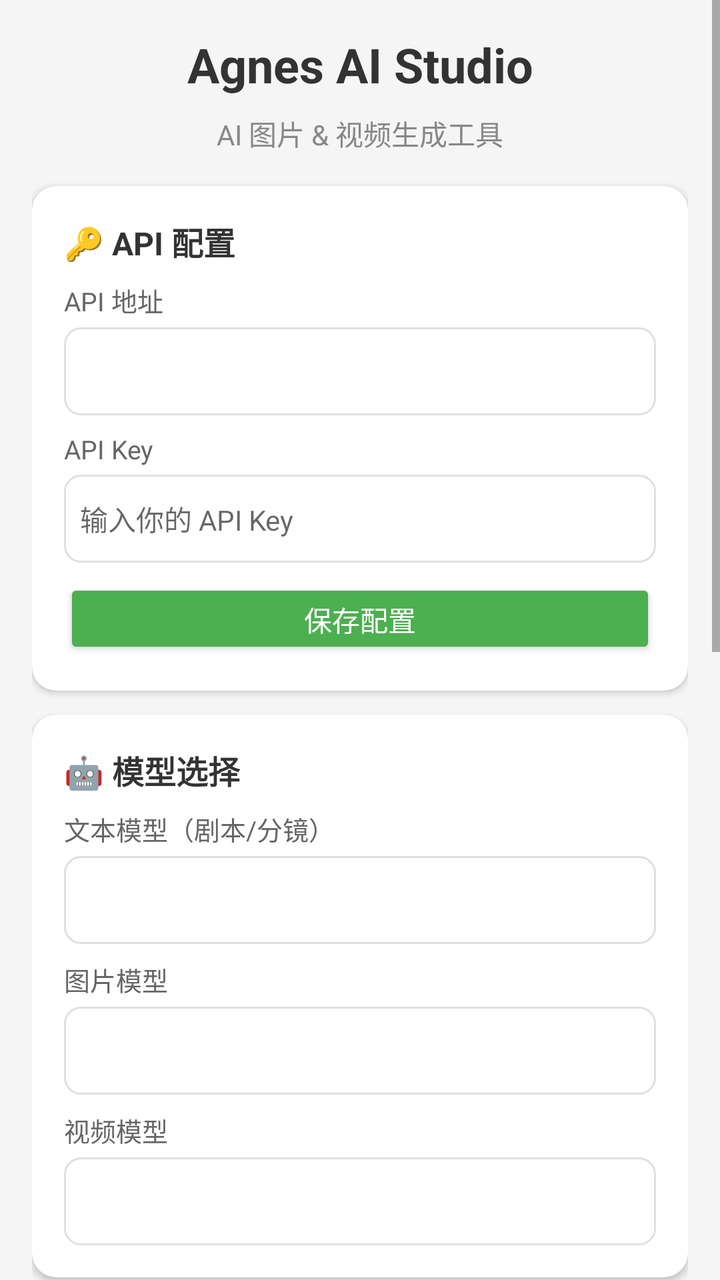
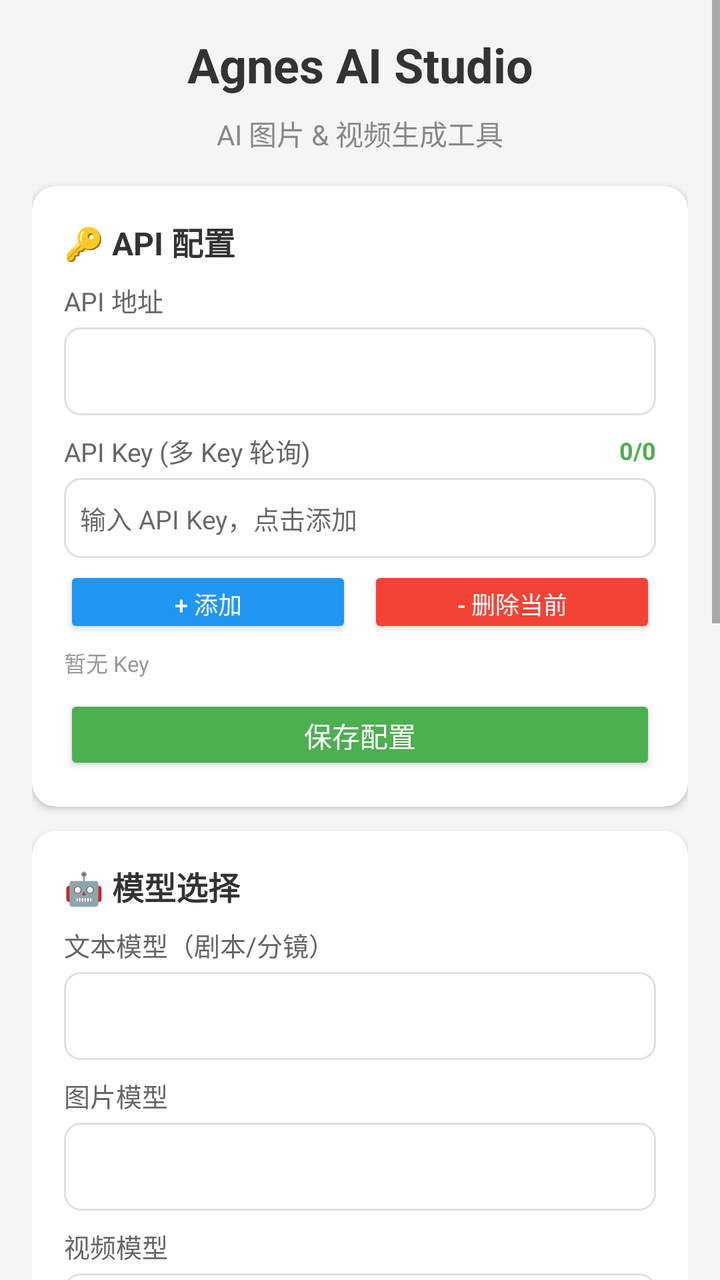

Screens rendered from an Android XML layout before and after an edit, with the pre-edit source and the edit as a unified diff.
<!-- AndroidManifest.xml: application theme Theme.AngesStudio -->
<!-- res/layout/activity_main.xml -->
<?xml version="1.0" encoding="utf-8"?>
<ScrollView xmlns:android="http://schemas.android.com/apk/res/android"
    xmlns:app="http://schemas.android.com/apk/res-auto"
    android:layout_width="match_parent"
    android:layout_height="match_parent"
    android:background="#F5F5F5">

    <LinearLayout
        android:layout_width="match_parent"
        android:layout_height="wrap_content"
        android:orientation="vertical"
        android:padding="16dp">

        
        <TextView
            android:layout_width="match_parent"
            android:layout_height="wrap_content"
            android:text="Agnes AI Studio"
            android:textSize="24sp"
            android:textStyle="bold"
            android:textColor="#333333"
            android:gravity="center"
            android:layout_marginBottom="8dp" />

        <TextView
            android:layout_width="match_parent"
            android:layout_height="wrap_content"
            android:text="AI 图片 &amp; 视频生成工具"
            android:textSize="14sp"
            android:textColor="#888888"
            android:gravity="center"
            android:layout_marginBottom="16dp" />

        
        <androidx.cardview.widget.CardView
            android:layout_width="match_parent"
            android:layout_height="wrap_content"
            app:cardCornerRadius="12dp"
            app:cardElevation="2dp"
            android:layout_marginBottom="12dp">

            <LinearLayout
                android:layout_width="match_parent"
                android:layout_height="wrap_content"
                android:orientation="vertical"
                android:padding="16dp">

                <TextView
                    android:layout_width="wrap_content"
                    android:layout_height="wrap_content"
                    android:text="🔑 API 配置"
                    android:textSize="16sp"
                    android:textStyle="bold"
                    android:textColor="#333333"
                    android:layout_marginBottom="8dp" />

                <TextView
                    android:layout_width="wrap_content"
                    android:layout_height="wrap_content"
                    android:text="API 地址"
                    android:textSize="13sp"
                    android:textColor="#666666"
                    android:layout_marginBottom="4dp" />

                <Spinner
                    android:id="@+id/sp_url"
                    android:layout_width="match_parent"
                    android:layout_height="44dp"
                    android:background="@drawable/spinner_bg"
                    android:layout_marginBottom="8dp" />

                <EditText
                    android:id="@+id/et_custom_url"
                    android:layout_width="match_parent"
                    android:layout_height="44dp"
                    android:hint="输入自定义 API 地址"
                    android:textSize="14sp"
                    android:padding="8dp"
                    android:background="@drawable/edit_bg"
                    android:layout_marginBottom="8dp"
                    android:visibility="gone" />

                <TextView
                    android:layout_width="wrap_content"
                    android:layout_height="wrap_content"
                    android:text="API Key"
                    android:textSize="13sp"
                    android:textColor="#666666"
                    android:layout_marginBottom="4dp" />

                <EditText
                    android:id="@+id/et_api_key"
                    android:layout_width="match_parent"
                    android:layout_height="44dp"
                    android:hint="输入你的 API Key"
                    android:textSize="14sp"
                    android:padding="8dp"
                    android:background="@drawable/edit_bg"
                    android:inputType="textPassword"
                    android:layout_marginBottom="8dp" />

                <Button
                    android:id="@+id/btn_save_config"
                    android:layout_width="match_parent"
                    android:layout_height="40dp"
                    android:text="保存配置"
                    android:textSize="14sp"
                    android:backgroundTint="#4CAF50"
                    android:textColor="@android:color/white" />
            </LinearLayout>
        </androidx.cardview.widget.CardView>

        
        <androidx.cardview.widget.CardView
            android:layout_width="match_parent"
            android:layout_height="wrap_content"
            app:cardCornerRadius="12dp"
            app:cardElevation="2dp"
            android:layout_marginBottom="12dp">

            <LinearLayout
                android:layout_width="match_parent"
                android:layout_height="wrap_content"
                android:orientation="vertical"
                android:padding="16dp">

                <TextView
                    android:layout_width="wrap_content"
                    android:layout_height="wrap_content"
                    android:text="🤖 模型选择"
                    android:textSize="16sp"
                    android:textStyle="bold"
                    android:textColor="#333333"
                    android:layout_marginBottom="8dp" />

                <TextView
                    android:layout_width="wrap_content"
                    android:layout_height="wrap_content"
                    android:text="文本模型（剧本/分镜）"
                    android:textSize="13sp"
                    android:textColor="#666666"
                    android:layout_marginBottom="4dp" />

                <Spinner
                    android:id="@+id/sp_text_model"
                    android:layout_width="match_parent"
                    android:layout_height="44dp"
                    android:background="@drawable/spinner_bg"
                    android:layout_marginBottom="8dp" />

                <TextView
                    android:layout_width="wrap_content"
                    android:layout_height="wrap_content"
                    android:text="图片模型"
                    android:textSize="13sp"
                    android:textColor="#666666"
                    android:layout_marginBottom="4dp" />

                <Spinner
                    android:id="@+id/sp_image_model"
                    android:layout_width="match_parent"
                    android:layout_height="44dp"
                    android:background="@drawable/spinner_bg"
                    android:layout_marginBottom="8dp" />

                <TextView
                    android:layout_width="wrap_content"
                    android:layout_height="wrap_content"
                    android:text="视频模型"
                    android:textSize="13sp"
                    android:textColor="#666666"
                    android:layout_marginBottom="4dp" />

                <Spinner
                    android:id="@+id/sp_video_model"
                    android:layout_width="match_parent"
                    android:layout_height="44dp"
                    android:background="@drawable/spinner_bg" />
            </LinearLayout>
        </androidx.cardview.widget.CardView>

        
        <androidx.cardview.widget.CardView
            android:layout_width="match_parent"
            android:layout_height="wrap_content"
            app:cardCornerRadius="12dp"
            app:cardElevation="2dp"
            android:layout_marginBottom="12dp">

            <LinearLayout
                android:layout_width="match_parent"
                android:layout_height="wrap_content"
                android:orientation="vertical"
                android:padding="16dp">

                <TextView
                    android:layout_width="wrap_content"
                    android:layout_height="wrap_content"
                    android:text="✏️ 内容输入"
                    android:textSize="16sp"
                    android:textStyle="bold"
                    android:textColor="#333333"
                    android:layout_marginBottom="8dp" />

                <EditText
                    android:id="@+id/et_input"
                    android:layout_width="match_parent"
                    android:layout_height="100dp"
                    android:hint="输入主题、提示词或剧本内容...\n\n例如：都市爱情，男女主角在咖啡馆相遇"
                    android:textSize="14sp"
                    android:padding="12dp"
                    android:background="@drawable/edit_bg"
                    android:gravity="top|start"
                    android:inputType="textMultiLine"
                    android:layout_marginBottom="8dp" />

                <Button
                    android:id="@+id/btn_preset1"
                    android:layout_width="match_parent"
                    android:layout_height="36dp"
                    android:text="📋 选择预设主题"
                    android:textSize="13sp"
                    android:backgroundTint="#FF9800"
                    android:textColor="@android:color/white" />
            </LinearLayout>
        </androidx.cardview.widget.CardView>

        
        <androidx.cardview.widget.CardView
            android:layout_width="match_parent"
            android:layout_height="wrap_content"
            app:cardCornerRadius="12dp"
            app:cardElevation="2dp"
            android:layout_marginBottom="12dp">

            <LinearLayout
                android:layout_width="match_parent"
                android:layout_height="wrap_content"
                android:orientation="vertical"
                android:padding="16dp">

                <TextView
                    android:layout_width="wrap_content"
                    android:layout_height="wrap_content"
                    android:text="🎬 功能"
                    android:textSize="16sp"
                    android:textStyle="bold"
                    android:textColor="#333333"
                    android:layout_marginBottom="12dp" />

                <LinearLayout
                    android:layout_width="match_parent"
                    android:layout_height="wrap_content"
                    android:orientation="horizontal"
                    android:layout_marginBottom="8dp">

                    <Button
                        android:id="@+id/btn_gen_script"
                        android:layout_width="0dp"
                        android:layout_height="44dp"
                        android:layout_weight="1"
                        android:text="生成剧本"
                        android:textSize="13sp"
                        android:backgroundTint="#2196F3"
                        android:textColor="@android:color/white"
                        android:layout_marginEnd="4dp" />

                    <Button
                        android:id="@+id/btn_gen_image"
                        android:layout_width="0dp"
                        android:layout_height="44dp"
                        android:layout_weight="1"
                        android:text="生成图片"
                        android:textSize="13sp"
                        android:backgroundTint="#9C27B0"
                        android:textColor="@android:color/white"
                        android:layout_marginStart="4dp"
                        android:layout_marginEnd="4dp" />

                    <Button
                        android:id="@+id/btn_gen_video"
                        android:layout_width="0dp"
                        android:layout_height="44dp"
                        android:layout_weight="1"
                        android:text="生成视频"
                        android:textSize="13sp"
                        android:backgroundTint="#F44336"
                        android:textColor="@android:color/white"
                        android:layout_marginStart="4dp" />
                </LinearLayout>

                <Button
                    android:id="@+id/btn_generate"
                    android:layout_width="match_parent"
                    android:layout_height="52dp"
                    android:text="🚀 一键生成短剧"
                    android:textSize="16sp"
                    android:textStyle="bold"
                    android:backgroundTint="#E91E63"
                    android:textColor="@android:color/white"
                    android:layout_marginBottom="8dp" />

                <Button
                    android:id="@+id/btn_tasks"
                    android:layout_width="match_parent"
                    android:layout_height="40dp"
                    android:text="📋 查看任务"
                    android:textSize="13sp"
                    android:backgroundTint="#607D8B"
                    android:textColor="@android:color/white" />
            </LinearLayout>
        </androidx.cardview.widget.CardView>

        
        <ImageView
            android:id="@+id/iv_preview"
            android:layout_width="match_parent"
            android:layout_height="200dp"
            android:scaleType="fitCenter"
            android:background="@drawable/preview_bg"
            android:layout_marginBottom="12dp"
            android:visibility="gone" />

        
        <androidx.cardview.widget.CardView
            android:layout_width="match_parent"
            android:layout_height="wrap_content"
            app:cardCornerRadius="12dp"
            app:cardElevation="2dp"
            android:layout_marginBottom="16dp">

            <LinearLayout
                android:layout_width="match_parent"
                android:layout_height="wrap_content"
                android:orientation="vertical"
                android:padding="16dp">

                <TextView
                    android:layout_width="wrap_content"
                    android:layout_height="wrap_content"
                    android:text="📄 输出结果"
                    android:textSize="16sp"
                    android:textStyle="bold"
                    android:textColor="#333333"
                    android:layout_marginBottom="8dp" />

                <ScrollView
                    android:id="@+id/sv_output"
                    android:layout_width="match_parent"
                    android:layout_height="200dp"
                    android:visibility="gone"
                    android:background="#FAFAFA"
                    android:padding="8dp">

                    <TextView
                        android:id="@+id/tv_output"
                        android:layout_width="match_parent"
                        android:layout_height="wrap_content"
                        android:textSize="13sp"
                        android:textColor="#333333"
                        android:textIsSelectable="true"
                        android:lineSpacingExtra="4dp" />
                </ScrollView>

                <TextView
                    android:id="@+id/tv_empty"
                    android:layout_width="match_parent"
                    android:layout_height="60dp"
                    android:gravity="center"
                    android:text="生成的内容将显示在这里"
                    android:textSize="13sp"
                    android:textColor="#AAAAAA" />
            </LinearLayout>
        </androidx.cardview.widget.CardView>

    </LinearLayout>
</ScrollView>
<!-- resources referenced by this layout -->
<resources>
  <!-- drawable edit_bg (drawable) -->
  <?xml version="1.0" encoding="utf-8"?>
  <shape xmlns:android="http://schemas.android.com/apk/res/android"
      android:shape="rectangle">
      <solid android:color="#FFFFFF"/>
      <corners android:radius="8dp"/>
      <stroke android:width="1dp" android:color="#E0E0E0"/>
  </shape>
  <!-- drawable preview_bg (drawable) -->
  <?xml version="1.0" encoding="utf-8"?>
  <shape xmlns:android="http://schemas.android.com/apk/res/android"
      android:shape="rectangle">
      <solid android:color="#FAFAFA"/>
      <corners android:radius="8dp"/>
      <stroke android:width="1dp" android:color="#E0E0E0"/>
  </shape>
  <!-- drawable spinner_bg (drawable) -->
  <?xml version="1.0" encoding="utf-8"?>
  <shape xmlns:android="http://schemas.android.com/apk/res/android"
      android:shape="rectangle">
      <solid android:color="#FFFFFF"/>
      <corners android:radius="8dp"/>
      <stroke android:width="1dp" android:color="#E0E0E0"/>
      <padding android:left="12dp" android:right="12dp" android:top="8dp" android:bottom="8dp"/>
  </shape>
  <style name="Theme.AngesStudio" parent="Theme.MaterialComponents.Light.NoActionBar">
          <item name="colorPrimary">@color/primary</item>
          <item name="colorPrimaryDark">@color/primary_dark</item>
          <item name="colorAccent">@color/accent</item>
          <item name="android:statusBarColor">@color/primary_dark</item>
      </style>
  <color name="primary">#E91E63</color>
  <color name="primary_dark">#C2185B</color>
  <color name="accent">#FF5722</color>
</resources>

<!-- the commit's change to res/layout/activity_main.xml (unified diff, before → after) -->
@@ -80,24 +80,83 @@
                     android:layout_marginBottom="8dp"
                     android:visibility="gone" />
 
-                <TextView
-                    android:layout_width="wrap_content"
-                    android:layout_height="wrap_content"
-                    android:text="API Key"
-                    android:textSize="13sp"
-                    android:textColor="#666666"
-                    android:layout_marginBottom="4dp" />
+                <LinearLayout
+                    android:layout_width="match_parent"
+                    android:layout_height="wrap_content"
+                    android:orientation="horizontal"
+                    android:gravity="center_vertical"
+                    android:layout_marginBottom="4dp">
+
+                    <TextView
+                        android:layout_width="0dp"
+                        android:layout_height="wrap_content"
+                        android:layout_weight="1"
+                        android:text="API Key (多 Key 轮询)"
+                        android:textSize="13sp"
+                        android:textColor="#666666" />
+
+                    <TextView
+                        android:id="@+id/tv_key_stats"
+                        android:layout_width="wrap_content"
+                        android:layout_height="wrap_content"
+                        android:text="0/0"
+                        android:textSize="12sp"
+                        android:textColor="#4CAF50"
+                        android:textStyle="bold" />
+                </LinearLayout>
 
                 <EditText
                     android:id="@+id/et_api_key"
                     android:layout_width="match_parent"
-                    android:layout_height="44dp"
-                    android:hint="输入你的 API Key"
-                    android:textSize="14sp"
+                    android:layout_height="40dp"
+                    android:hint="输入 API Key，点击添加"
+                    android:textSize="13sp"
                     android:padding="8dp"
                     android:background="@drawable/edit_bg"
                     android:inputType="textPassword"
-                    android:layout_marginBottom="8dp" />
+                    android:singleLine="true"
+                    android:layout_marginBottom="4dp" />
+
+                <LinearLayout
+                    android:layout_width="match_parent"
+                    android:layout_height="wrap_content"
+                    android:orientation="horizontal"
+                    android:layout_marginBottom="4dp">
+
+                    <Button
+                        android:id="@+id/btn_add_key"
+                        android:layout_width="0dp"
+                        android:layout_height="36dp"
+                        android:layout_weight="1"
+                        android:text="+ 添加"
+                        android:textSize="12sp"
+                        android:backgroundTint="#2196F3"
+                        android:textColor="@android:color/white"
+                        android:layout_marginEnd="4dp" />
+
+                    <Button
+                        android:id="@+id/btn_remove_key"
+                        android:layout_width="0dp"
+                        android:layout_height="36dp"
+                        android:layout_weight="1"
+                        android:text="- 删除当前"
+                        android:textSize="12sp"
+                        android:backgroundTint="#F44336"
+                        android:textColor="@android:color/white"
+                        android:layout_marginStart="4dp" />
+                </LinearLayout>
+
+                <TextView
+                    android:id="@+id/tv_key_list"
+                    android:layout_width="match_parent"
+                    android:layout_height="wrap_content"
+                    android:text="暂无 Key"
+                    android:textSize="11sp"
+                    android:textColor="#999999"
+                    android:lineSpacingExtra="2dp"
+                    android:layout_marginBottom="8dp"
+                    android:maxLines="5"
+                    android:ellipsize="end" />
 
                 <Button
                     android:id="@+id/btn_save_config"
